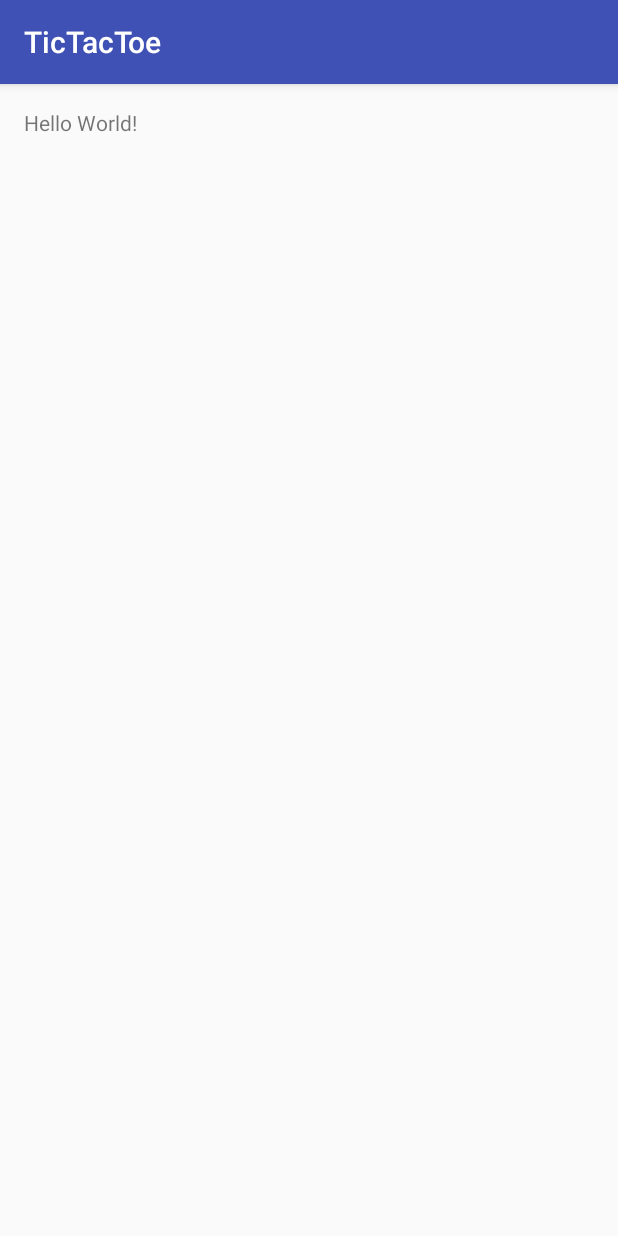
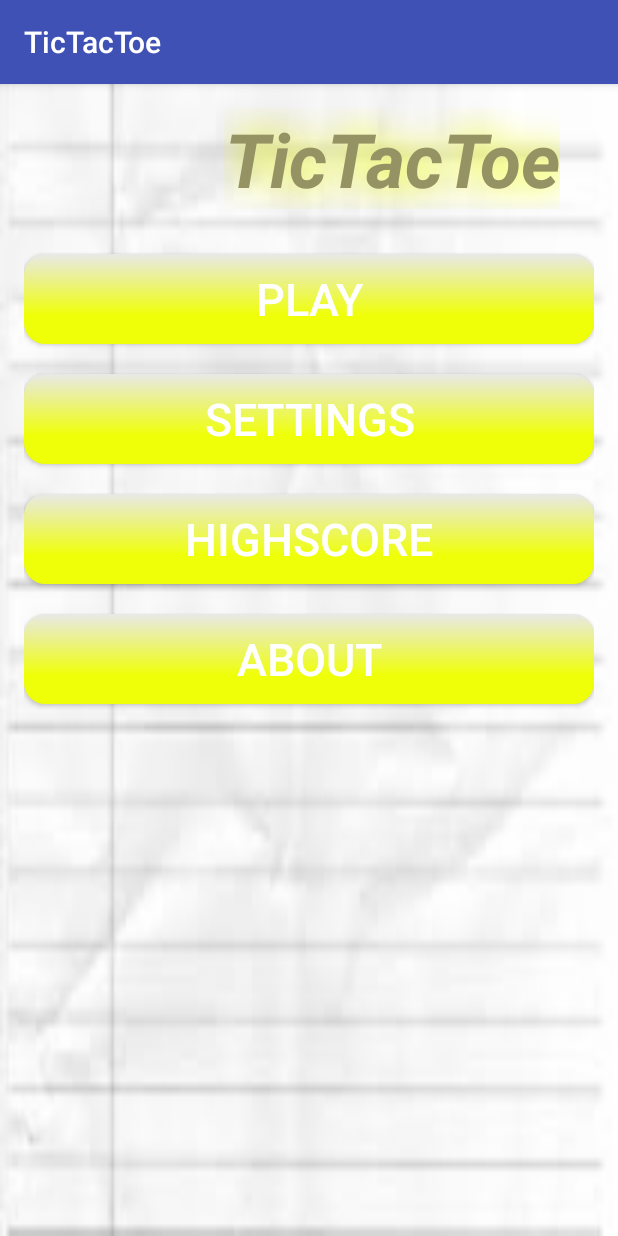
Before and after one commit to cliffsestig/TickTackToe, an Android app: the screen it shows after launch (MainActivity), on a phone screen of 412 x 824 dp. Run offline under Robolectric (Android 15) with nearby library versions, the phone set to English and light mode, and no system bars.

Commit message:
design mainactivity
design mainactivity(buttons, animation)

```diff
--- a/app/src/main/java/com/example/cliffsestig/tictactoe/MainActivity.java
+++ b/app/src/main/java/com/example/cliffsestig/tictactoe/MainActivity.java
@@ -2,6 +2,10 @@ package com.example.cliffsestig.tictactoe;
 
 import android.support.v7.app.AppCompatActivity;
 import android.os.Bundle;
+import android.view.animation.Animation;
+import android.view.animation.AnimationUtils;
+import android.view.animation.TranslateAnimation;
+import android.widget.TextView;
 
 public class MainActivity extends AppCompatActivity {
 
@@ -9,5 +13,26 @@ public class MainActivity extends AppCompatActivity {
     protected void onCreate(Bundle savedInstanceState) {
         super.onCreate(savedInstanceState);
         setContentView(R.layout.activity_main);
+        RunAnimation();
     }
+    private void RunAnimation()
+    {
+
+        TextView tv = (TextView) findViewById(R.id.txt_title);
+
+        TranslateAnimation cloud_moving = new TranslateAnimation(
+                Animation.ABSOLUTE, 200,
+                Animation.ABSOLUTE, 10,
+                Animation.ABSOLUTE, 0,
+                Animation.ABSOLUTE, 0
+        );
+
+        cloud_moving.setDuration(2000);
+        cloud_moving.setFillAfter(true);
+        cloud_moving.setStartOffset(1000);
+        cloud_moving.setRepeatCount(Animation.INFINITE);
+        cloud_moving.setRepeatMode(Animation.REVERSE);
+        tv.startAnimation(cloud_moving);
+    }
+
 }
--- /dev/null
+++ b/app/src/main/res/anim/bounce.xml
@@ -0,0 +1,11 @@
+<?xml version="1.0" encoding="utf-8"?>
+<set
+    xmlns:android="http://schemas.android.com/apk/res/android"
+    android:interpolator="@android:anim/linear_interpolator"
+    android:fillAfter="true">
+
+    <translate
+        android:fromXDelta="0%p"
+        android:toXDelta="75%p"
+        android:duration="800" />
+</set>
--- /dev/null
+++ b/app/src/main/res/drawable/buttonshape.xml
@@ -0,0 +1,24 @@
+<?xml version="1.0" encoding="utf-8"?>
+<shape xmlns:android="http://schemas.android.com/apk/res/android" android:shape="rectangle" >
+    <corners
+        android:radius="14dp"
+    />
+    <gradient
+        android:angle="270"
+        android:centerX="68%"
+        android:centerColor="#EFFF08"
+        android:startColor="#E8E8E8"
+        android:endColor="#EFFF08"
+        android:type="linear"
+    />
+    <padding
+        android:left="0dp"
+        android:top="0dp"
+        android:right="0dp"
+        android:bottom="0dp"
+    />
+    <size
+        android:width="270dp"
+        android:height="60dp"
+    />
+</shape>
--- a/app/src/main/res/layout/activity_main.xml
+++ b/app/src/main/res/layout/activity_main.xml
@@ -1,5 +1,5 @@
 <?xml version="1.0" encoding="utf-8"?>
-<RelativeLayout xmlns:android="http://schemas.android.com/apk/res/android"
+<LinearLayout xmlns:android="http://schemas.android.com/apk/res/android"
     xmlns:tools="http://schemas.android.com/tools"
     android:id="@+id/activity_main"
     android:layout_width="match_parent"
@@ -8,10 +8,59 @@
     android:paddingLeft="@dimen/activity_horizontal_margin"
     android:paddingRight="@dimen/activity_horizontal_margin"
     android:paddingTop="@dimen/activity_vertical_margin"
-    tools:context="com.example.cliffsestig.tictactoe.MainActivity">
+    android:orientation="vertical"
+    tools:context="com.example.cliffsestig.tictactoe.MainActivity"
+    android:background="@drawable/images">
 
     <TextView
+        android:text="TicTacToe"
         android:layout_width="wrap_content"
         android:layout_height="wrap_content"
-        android:text="Hello World!" />
-</RelativeLayout>
+        android:id="@+id/txt_title"
+        android:textColor="#959263"
+        android:textStyle="normal|bold|italic"
+        android:textSize="50dp"
+        android:textAlignment="center"
+        android:gravity="right"
+        android:shadowColor="#EFFF08"  android:shadowDx="5.0" android:shadowDy="0.0" android:shadowRadius="30"
+        android:elevation="1dp" />
+
+    <Button
+        android:id="@+id/btn_play"
+        android:text="Play"
+        android:textColor="#FFFFFF"
+        android:textSize="30sp"
+        android:layout_width="match_parent"
+        android:layout_height="60dp"
+        android:background="@drawable/buttonshape"
+        android:layout_marginTop="30dp" />
+    <Button
+        android:id="@+id/btn_settings"
+        android:text="Settings"
+        android:textColor="#FFFFFF"
+        android:textSize="30sp"
+        android:layout_width="match_parent"
+        android:layout_height="60dp"
+        android:background="@drawable/buttonshape"
+        android:layout_marginTop="20dp" />
+    <Button
+        android:id="@+id/btn_score"
+        android:text="Highscore"
+        android:textColor="#FFFFFF"
+        android:textSize="30sp"
+        android:layout_width="match_parent"
+        android:layout_height="60dp"
+        android:background="@drawable/buttonshape"
+        android:layout_marginTop="20dp" />
+    <Button
+        android:id="@+id/btn_about"
+        android:text="About"
+        android:textColor="#FFFFFF"
+        android:textSize="30sp"
+        android:layout_width="match_parent"
+        android:layout_height="60dp"
+        android:background="@drawable/buttonshape"
+        android:layout_marginTop="20dp" />
+
+
+</LinearLayout>
```
Also changed, not shown: app/src/main/res/drawable-hdpi/images.png (added), app/src/main/res/drawable-mdpi/images.png (added), app/src/main/res/drawable-xhdpi/images.png (added), app/src/main/res/drawable-xxhdpi/images.png (added), app/src/main/res/drawable-xxxhdpi/images.png (added).
